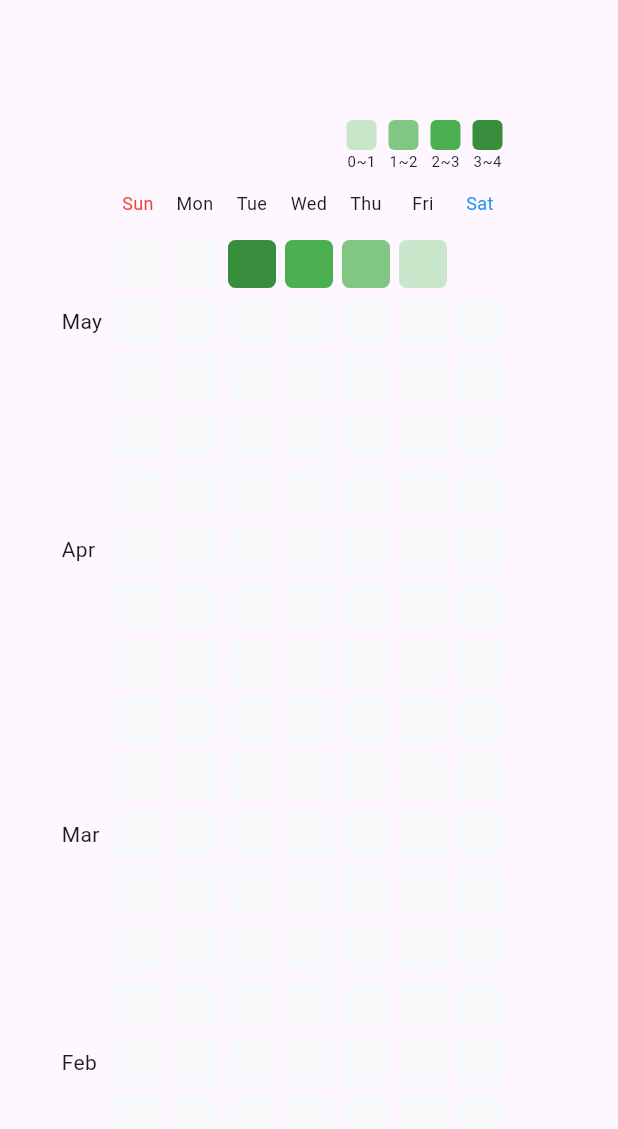
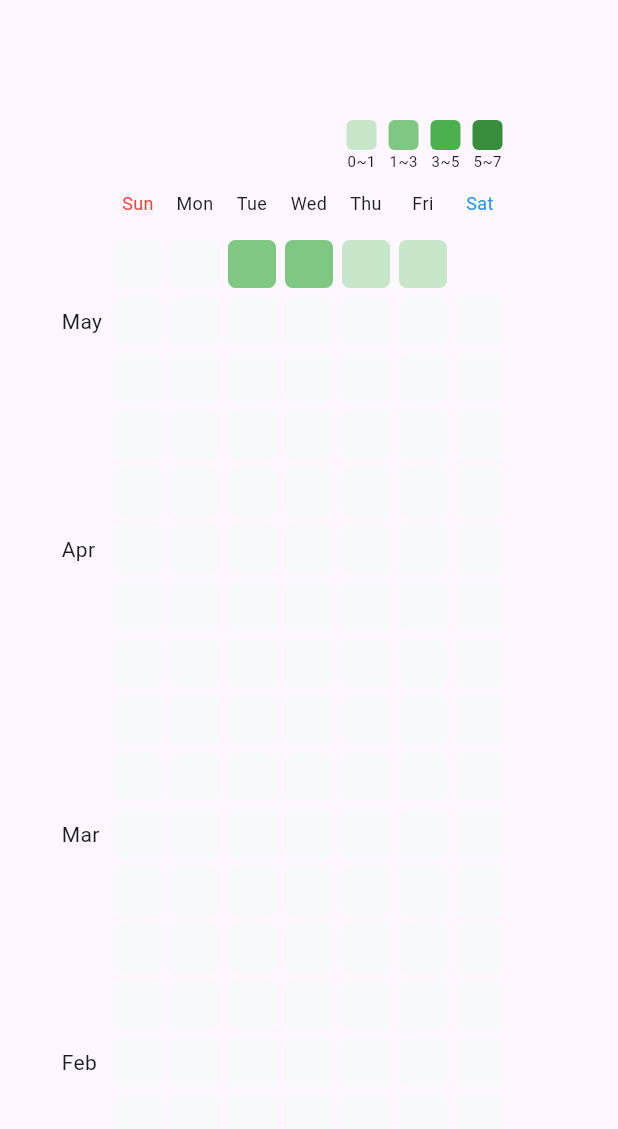
Before and after one commit to woo3145/flutter_vertical_heatmap, a Flutter app: the screen it shows after launch, on a phone screen of 412 x 824 dp, the part 84-1213 px from its top. Run offline on Flutter 3.47's test engine with Material 3 defaults, Android fonts, the phone set to English and light mode, and no system bars.

Commit message:
Fix example

```diff
--- a/example/lib/main.dart
+++ b/example/lib/main.dart
@@ -64,9 +64,9 @@ class _HomePageState extends State<HomePage> {
                 margin: const EdgeInsets.all(3),
                 colorsets: {
                   1: Colors.green.shade100,
-                  2: Colors.green.shade300,
-                  3: Colors.green.shade500,
-                  4: Colors.green.shade700,
+                  3: Colors.green.shade300,
+                  5: Colors.green.shade500,
+                  7: Colors.green.shade700,
                 },
                 onClick: (value) {
                   setState(() {
@@ -74,8 +74,11 @@ class _HomePageState extends State<HomePage> {
                         datasets[value] != null ? datasets[value]! + 1 : 1;
                   });
                   ScaffoldMessenger.of(context).clearSnackBars();
-                  ScaffoldMessenger.of(context)
-                      .showSnackBar(SnackBar(content: Text(value.toString())));
+                  ScaffoldMessenger.of(context).showSnackBar(
+                    SnackBar(
+                      content: Text('${value.toString()} - ${datasets[value]}'),
+                    ),
+                  );
                 },
               ),
               const SizedBox(height: 80),
```
